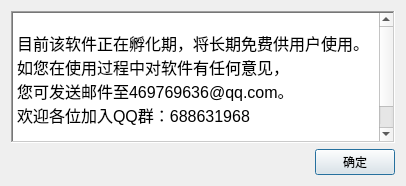
Above: UI/JKAbout.ui from Mr-WangJin/StockTool before the change. Below: the same form after it.
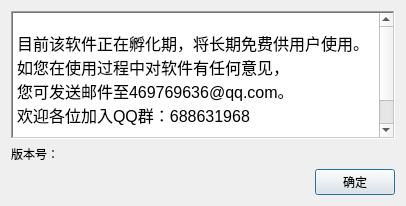
That is the form after the change.

What changed in the file:
```diff
--- a/UI/JKAbout.ui
+++ b/UI/JKAbout.ui
@@ -7,7 +7,7 @@
     <x>0</x>
     <y>0</y>
     <width>406</width>
-    <height>186</height>
+    <height>206</height>
    </rect>
   </property>
   <property name="windowTitle">
@@ -37,6 +37,13 @@
      </property>
     </widget>
    </item>
+   <item>
+    <widget class="QLabel" name="lblVersion">
+     <property name="text">
+      <string>版本号：</string>
+     </property>
+    </widget>
+   </item>
    <item>
     <layout class="QHBoxLayout" name="horizontalLayout">
      <item>
```
